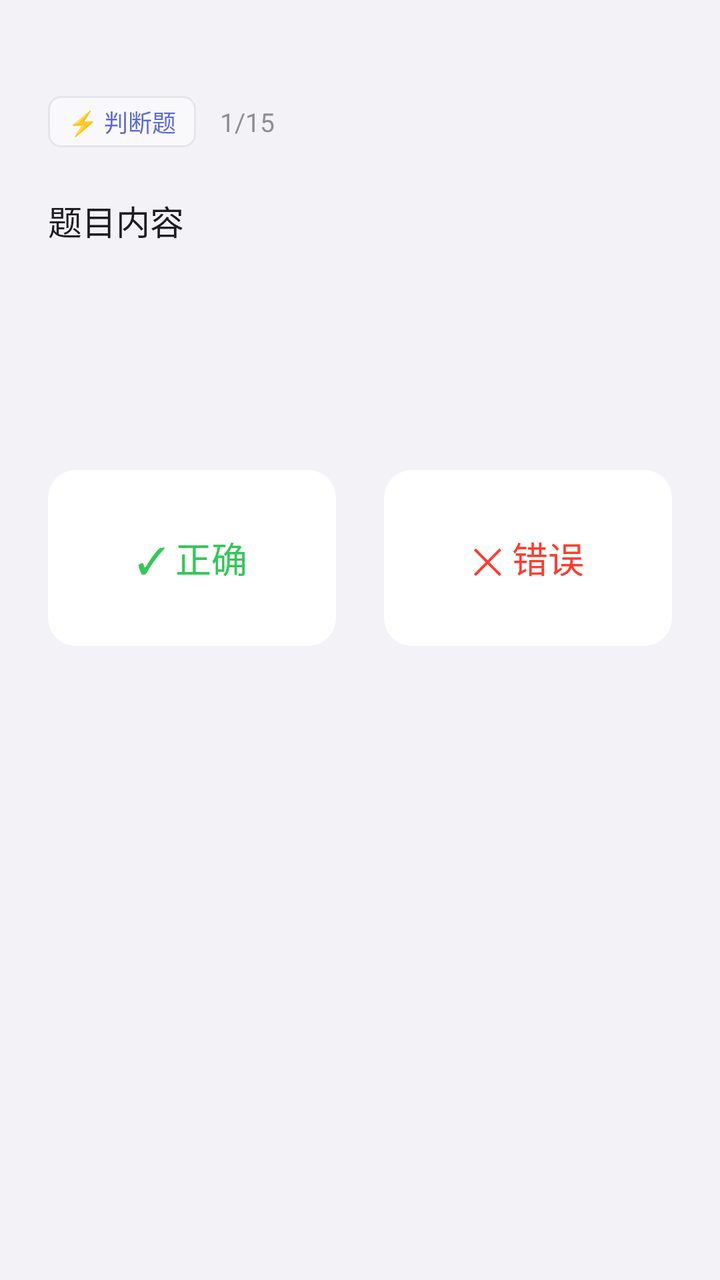
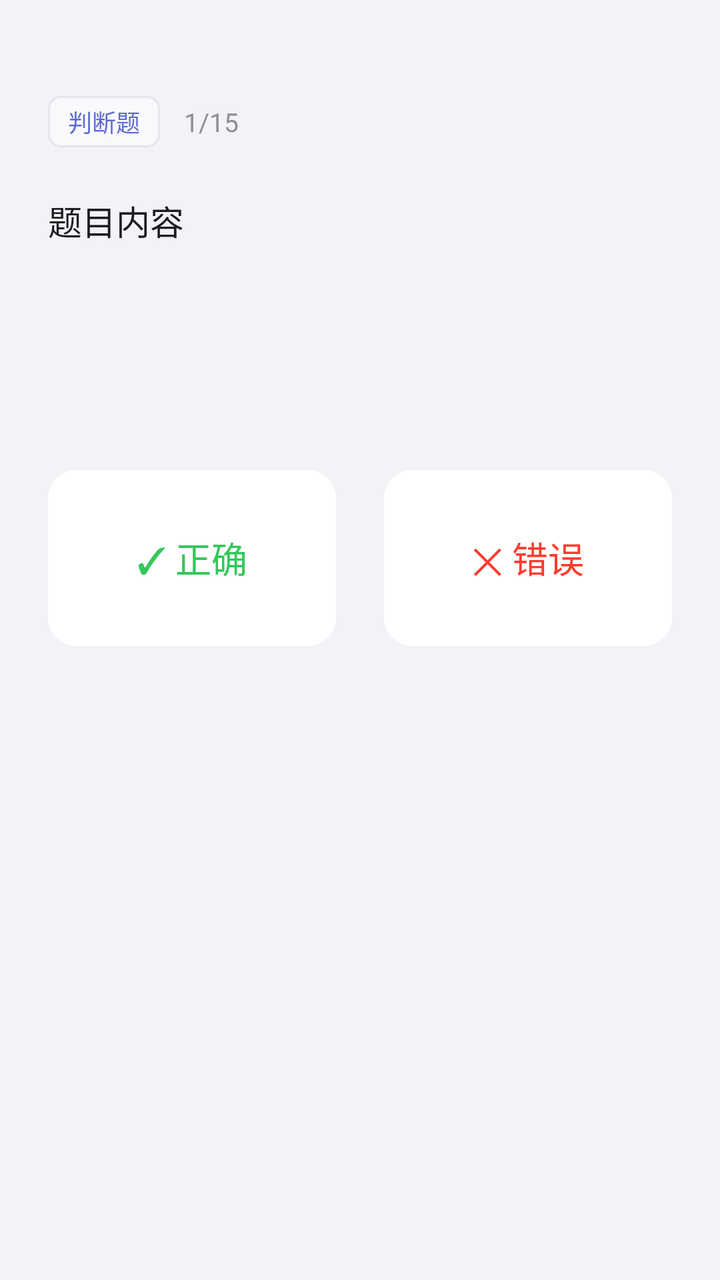

Before-and-after screenshots of an Android layout around one commit, followed by the original layout XML and the change that was made.
<!-- AndroidManifest.xml: application theme Theme.ZnxsglStudent -->
<!-- res/layout/item_quiz_judge.xml -->
<?xml version="1.0" encoding="utf-8"?>
<LinearLayout xmlns:android="http://schemas.android.com/apk/res/android"
    android:layout_width="match_parent"
    android:layout_height="match_parent"
    android:orientation="vertical"
    android:background="@color/canvas"
    android:paddingTop="48dp"
    android:paddingHorizontal="24dp">

    <LinearLayout android:layout_width="match_parent" android:layout_height="wrap_content"
        android:orientation="horizontal" android:gravity="center_vertical"
        android:layout_marginBottom="24dp">
        <TextView android:id="@+id/tv_quiz_tag" android:layout_width="wrap_content"
            android:layout_height="wrap_content" android:text="⚡ 判断题"
            android:textSize="12sp" android:textColor="@color/primary"
            android:paddingHorizontal="10dp" android:paddingVertical="4dp"
            android:background="@drawable/bg_tag" />
        <TextView android:id="@+id/tv_quiz_num" android:layout_width="wrap_content"
            android:layout_height="wrap_content" android:text="1/15"
            android:textSize="13sp" android:textColor="@color/ink_subtle"
            android:layout_marginStart="12dp" />
    </LinearLayout>

    <TextView android:id="@+id/tv_quiz_question" android:layout_width="match_parent"
        android:layout_height="wrap_content" android:text="题目内容"
        android:textSize="17sp" android:textColor="@color/ink"
        android:lineSpacingExtra="6dp" android:layout_marginBottom="36dp" />

    <LinearLayout android:layout_width="match_parent" android:layout_height="0dp"
        android:layout_weight="1" android:orientation="horizontal"
        android:gravity="center" android:weightSum="2">

        <TextView android:id="@+id/btn_true" android:layout_width="0dp"
            android:layout_height="88dp" android:layout_weight="1"
            android:text="✓ 正确" android:textSize="18sp" android:textColor="@color/success"
            android:gravity="center" android:background="@drawable/bg_card_entry"
            android:layout_marginEnd="12dp"
            android:clickable="true" android:focusable="true" />

        <TextView android:id="@+id/btn_false" android:layout_width="0dp"
            android:layout_height="88dp" android:layout_weight="1"
            android:text="✕ 错误" android:textSize="18sp" android:textColor="@color/danger"
            android:gravity="center" android:background="@drawable/bg_card_entry"
            android:layout_marginStart="12dp"
            android:clickable="true" android:focusable="true" />
    </LinearLayout>

    <View android:layout_width="match_parent" android:layout_height="0dp" android:layout_weight="1" />
</LinearLayout>
<!-- resources referenced by this layout -->
<resources>
  <color name="canvas">#F2F2F7</color>
  <color name="danger">#FF3B30</color>
  <color name="ink">#1D1D1F</color>
  <color name="ink_subtle">#8E8E93</color>
  <color name="primary">#5E6AD2</color>
  <color name="success">#34C759</color>
  <!-- drawable bg_card_entry (drawable) -->
  <?xml version="1.0" encoding="utf-8"?>
  <shape xmlns:android="http://schemas.android.com/apk/res/android">
      <solid android:color="@color/surface_1" />
      <corners android:radius="14dp" />
      <stroke android:width="0dp" android:color="#00000000" />
  </shape>
  <!-- drawable bg_tag (drawable) -->
  <?xml version="1.0" encoding="utf-8"?>
  <shape xmlns:android="http://schemas.android.com/apk/res/android">
      <solid android:color="@color/surface_2" />
      <corners android:radius="6dp" />
      <stroke android:width="1dp" android:color="@color/hairline" />
  </shape>
  <style name="Theme.ZnxsglStudent" parent="Base.Theme.ZnxsglStudent" />
  <color name="surface_1">#FFFFFF</color>
  <color name="surface_2">#F9F9FB</color>
  <color name="hairline">#E5E5EA</color>
  <style name="Base.Theme.ZnxsglStudent" parent="Theme.Material3.Light.NoActionBar">
          <item name="android:statusBarColor">@color/canvas</item>
          <item name="android:navigationBarColor">@color/canvas</item>
          <item name="android:windowLightStatusBar">true</item>
          <item name="android:windowBackground">@color/canvas</item>
          <item name="colorPrimary">@color/primary</item>
          <item name="colorOnPrimary">@color/on_primary</item>
          <item name="colorSurface">@color/surface_1</item>
          <item name="colorOnSurface">@color/ink</item>
      </style>
  <color name="on_primary">#FFFFFF</color>
</resources>

<!-- the commit's change to res/layout/item_quiz_judge.xml (unified diff, before → after) -->
@@ -11,7 +11,7 @@
         android:orientation="horizontal" android:gravity="center_vertical"
         android:layout_marginBottom="24dp">
         <TextView android:id="@+id/tv_quiz_tag" android:layout_width="wrap_content"
-            android:layout_height="wrap_content" android:text="⚡ 判断题"
+            android:layout_height="wrap_content" android:text="判断题"
             android:textSize="12sp" android:textColor="@color/primary"
             android:paddingHorizontal="10dp" android:paddingVertical="4dp"
             android:background="@drawable/bg_tag" />
